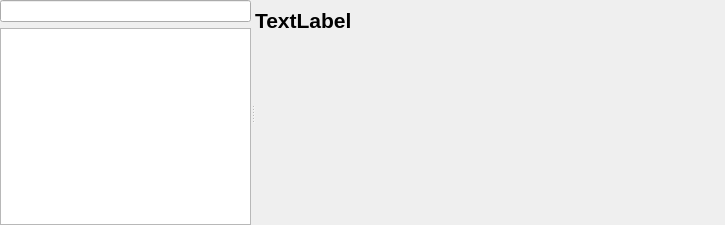
Above: resources/ui/settingsdialog.ui from prymatex/prymatex before the change. Below: the same form after it.
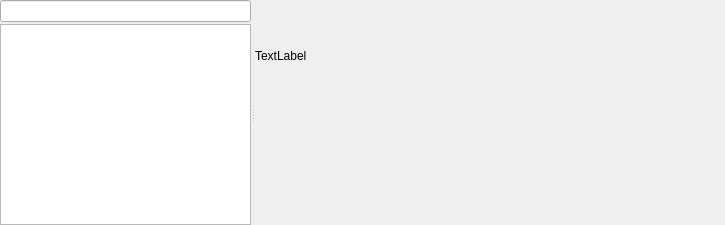
That is the form after the change. Icons and pictures are not drawn.

Commit message: textlabel defualt

Patch:
```diff
--- a/resources/ui/settingsdialog.ui
+++ b/resources/ui/settingsdialog.ui
@@ -24,6 +24,9 @@
     <normaloff>:/icons/actions/configure.png</normaloff>:/icons/actions/configure.png</iconset>
   </property>
   <layout class="QVBoxLayout" name="verticalLayout_2">
+   <property name="spacing">
+    <number>2</number>
+   </property>
    <property name="margin">
     <number>0</number>
    </property>
@@ -35,7 +38,7 @@
      <widget class="QWidget" name="layoutWidget">
       <layout class="QVBoxLayout" name="verticalLayout">
        <property name="spacing">
-        <number>-1</number>
+        <number>2</number>
        </property>
        <item>
         <widget class="QLineEdit" name="lineEditFilter"/>
@@ -59,21 +62,14 @@
        </size>
       </property>
       <layout class="QVBoxLayout" name="verticalLayout_3">
+       <property name="spacing">
+        <number>2</number>
+       </property>
+       <property name="margin">
+        <number>0</number>
+       </property>
        <item>
         <widget class="QLabel" name="labelTitle">
-         <property name="maximumSize">
-          <size>
-           <width>16777215</width>
-           <height>40</height>
-          </size>
-         </property>
-         <property name="font">
-          <font>
-           <pointsize>16</pointsize>
-           <weight>75</weight>
-           <bold>true</bold>
-          </font>
-         </property>
          <property name="text">
           <string>TextLabel</string>
          </property>
```
